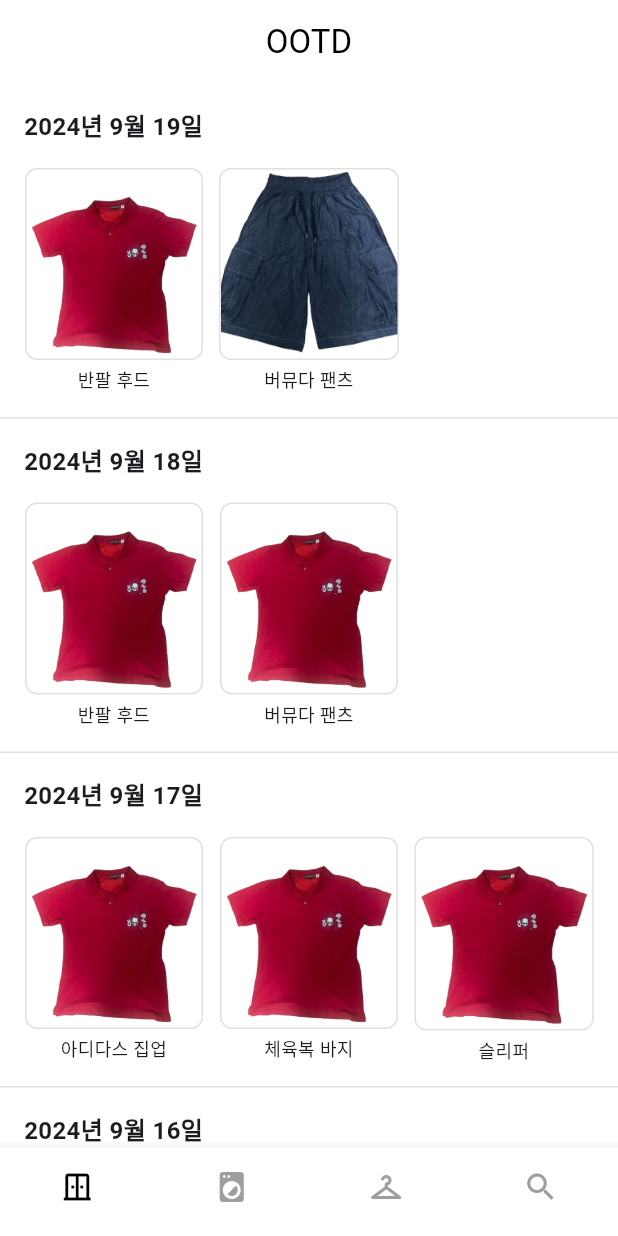
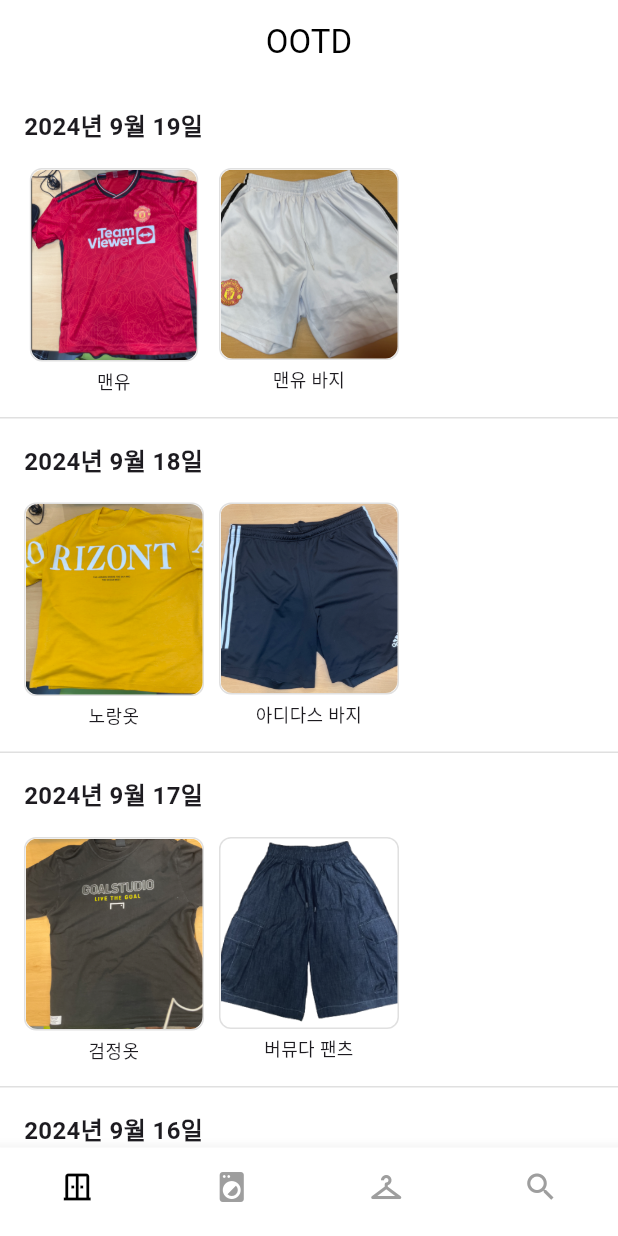
Before and after one commit to uncroos/clowing_ver3, a Flutter app: the LookbookCompletionScreen screen opened directly, on a phone screen of 412 x 824 dp. Run offline on Flutter 3.47's test engine with Material 3 defaults, Android fonts, the phone set to English and light mode, and no system bars; our stand-ins replace cloud_firestore, firebase_core, firebase_storage, image_picker; missing offline and left inert: kakao_flutter_sdk, kakao_flutter_sdk_user; accounts and stored records are empty.

Commit message:
하드 코딩

```diff
--- a/lib/screens/ootd/lookbook_completion_screen.dart
+++ b/lib/screens/ootd/lookbook_completion_screen.dart
@@ -4,29 +4,28 @@ import 'package:clowing_ver3/widgets/bottom_nav_bar.dart';
 class LookbookCompletionScreen extends StatelessWidget {
   final List<OutfitDay> outfitDays = [
     OutfitDay(date: '2024년 9월 19일', items: [
-      OutfitItem(name: '반팔 후드', image: 'assets/images/qw.png'),
-      OutfitItem(name: '버뮤다 팬츠', image: 'assets/images/as.png'),
+      OutfitItem(name: '맨유', image: 'assets/images/menus.png'),
+      OutfitItem(name: '맨유 바지', image: 'assets/images/menu.png'),
     ]),
     OutfitDay(
       date: '2024년 9월 18일',
       items: [
-        OutfitItem(name: '반팔 후드', image: 'assets/images/qw.png'),
-        OutfitItem(name: '버뮤다 팬츠', image: 'assets/images/qw.png'),
+        OutfitItem(name: '노랑옷', image: 'assets/images/yellow.png'),
+        OutfitItem(name: '아디다스 바지', image: 'assets/images/adidas.png'),
       ],
     ),
     OutfitDay(
       date: '2024년 9월 17일',
       items: [
-        OutfitItem(name: '아디다스 집업', image: 'assets/images/qw.png'),
-        OutfitItem(name: '체육복 바지', image: 'assets/images/qw.png'),
-        OutfitItem(name: '슬리퍼', image: 'assets/images/qw.png'),
+        OutfitItem(name: '검정옷', image: 'assets/images/bblack.png'),
+        OutfitItem(name: '버뮤다 팬츠', image: 'assets/images/as.png'),
       ],
     ),
     OutfitDay(
       date: '2024년 9월 16일',
       items: [
         OutfitItem(name: '빨간색 티셔츠', image: 'assets/images/qw.png'),
-        OutfitItem(name: '마이애미 29', image: 'assets/images/qw.png'),
+        OutfitItem(name: '버뮤다 팬츠', image: 'assets/images/as.png'),
       ],
     ),
   ];
--- a/lib/screens/washing/washing_screen.dart
+++ b/lib/screens/washing/washing_screen.dart
@@ -45,7 +45,7 @@ class _WashingScreenState extends State<WashingScreen> {
               itemCount: clothes.length,
               itemBuilder: (context, index) {
                 final item = clothes[index];
-                final bool isOldestItem = index < 3;
+                final bool isOldestItem = index < 2;
 
                 // Ensure type safety by handling potential type mismatches
                 final imageUrl = item['imageUrl'] as String;
```
Also changed, not shown: pubspec.yaml (+5 -5 lines), assets/images/adidas.png (added), assets/images/bblack.png (added), assets/images/menu.png (added), assets/images/menus.png (added), assets/images/yellow.png (added), pubspec.lock, 3 other files.
